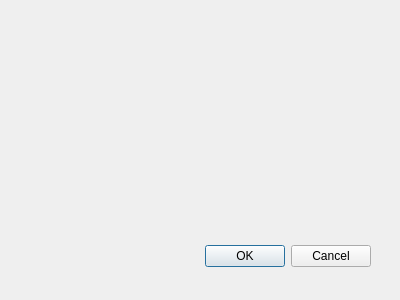
Above: nextgen.ui from AndreyZartty/Gladiators-GBP before the change. Below: the same form after it.
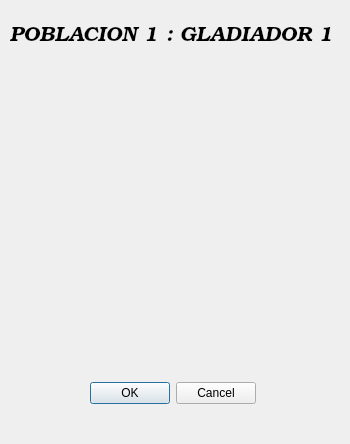
That is the form after the change.

What changed in the file:
```diff
--- a/nextgen.ui
+++ b/nextgen.ui
@@ -8,8 +8,8 @@
    <rect>
     <x>0</x>
     <y>0</y>
-    <width>400</width>
-    <height>300</height>
+    <width>350</width>
+    <height>444</height>
    </rect>
   </property>
   <property name="windowTitle">
@@ -18,10 +18,10 @@
   <widget class="QDialogButtonBox" name="buttonBox">
    <property name="geometry">
     <rect>
-     <x>30</x>
-     <y>240</y>
-     <width>341</width>
-     <height>32</height>
+     <x>80</x>
+     <y>380</y>
+     <width>176</width>
+     <height>27</height>
     </rect>
    </property>
    <property name="orientation">
@@ -31,6 +31,26 @@
     <set>QDialogButtonBox::Cancel|QDialogButtonBox::Ok</set>
    </property>
   </widget>
+  <widget class="QLabel" name="label">
+   <property name="geometry">
+    <rect>
+     <x>10</x>
+     <y>20</y>
+     <width>331</width>
+     <height>31</height>
+    </rect>
+   </property>
+   <property name="font">
+    <font>
+     <family>URW Bookman L</family>
+     <pointsize>16</pointsize>
+     <italic>true</italic>
+    </font>
+   </property>
+   <property name="text">
+    <string>POBLACION 1 : GLADIADOR 1</string>
+   </property>
+  </widget>
  </widget>
  <pixmapfunction/>
  <resources/>
```
Left out of the diff: 5 changed lines with no effect on the pictures.
